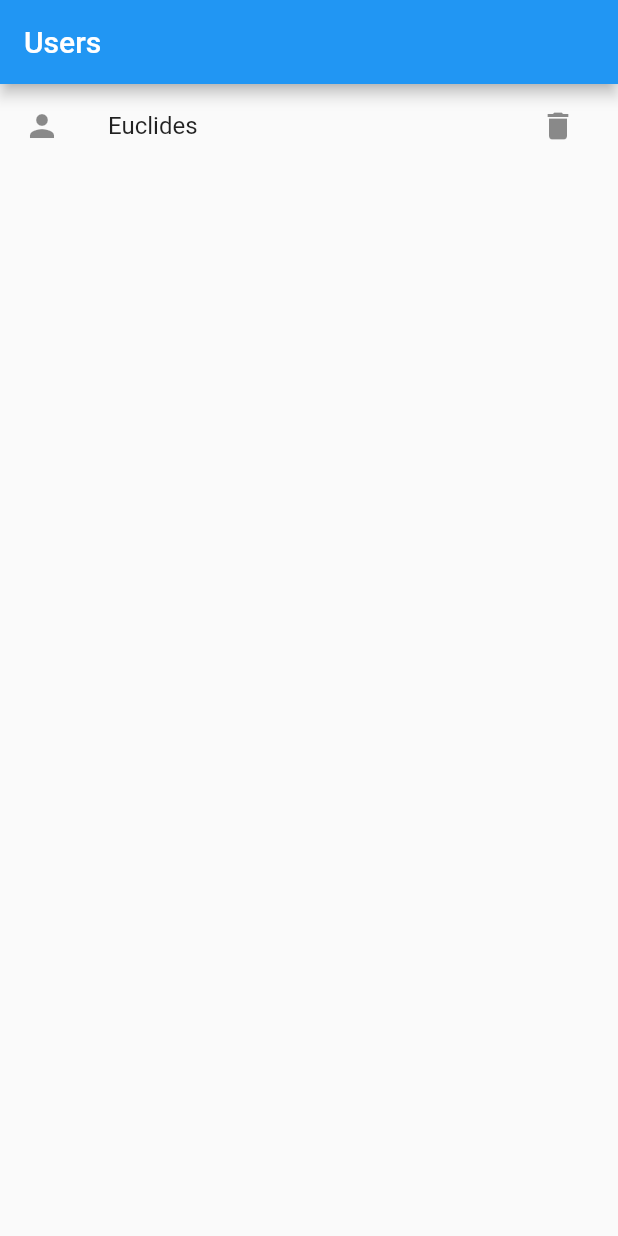
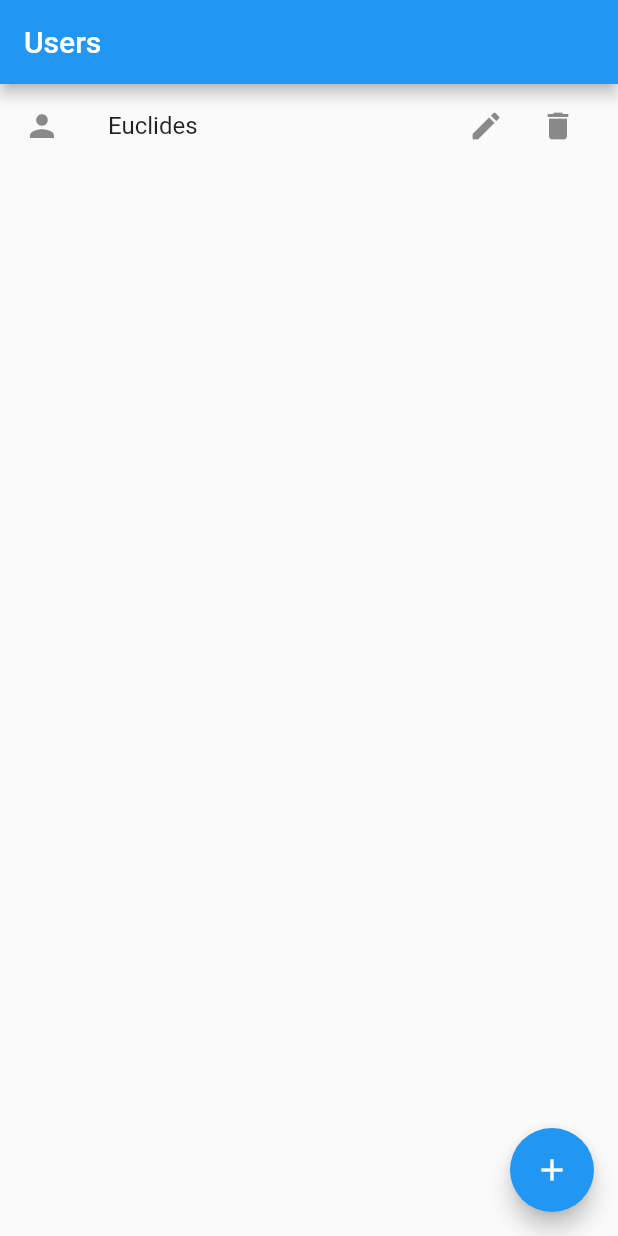
Before and after one commit to euclidesgc/ralf_class, a Flutter app: the screen it shows after launch, after a tap on the "delete" icon, on a phone screen of 412 x 824 dp. Run offline on Flutter 3.47's test engine with Material 2 defaults, Android fonts, the phone set to English and light mode, and no system bars; our stand-ins replace get.

Commit message:
projeto pronto

```diff
--- a/lib/home/home_page.dart
+++ b/lib/home/home_page.dart
@@ -1,4 +1,5 @@
 import 'package:flutter/material.dart';
+import 'package:get/get.dart';
 import 'package:ralf_class/home/home_controller.dart';
 
 class HomePage extends StatefulWidget {
@@ -9,7 +10,7 @@ class HomePage extends StatefulWidget {
 }
 
 class _HomePageState extends State<HomePage> {
-  final controller = HomeController();
+  final controller = Get.put(HomeController());
 
   @override
   Widget build(BuildContext context) {
@@ -17,19 +18,35 @@ class _HomePageState extends State<HomePage> {
       appBar: AppBar(
         title: const Text('Users'),
       ),
-      body: ListView.builder(
+      body: Obx(
+        () => ListView.builder(
             itemCount: controller.listUsers.length,
             itemBuilder: (BuildContext context, int index) {
+              final user = controller.listUsers[index];
               return ListTile(
                 leading: const Icon(Icons.person),
-              title: Text(controller.listUsers[index].name),
-              trailing: IconButton(
+                title: Text(user.name),
+                trailing: Row(
+                  mainAxisSize: MainAxisSize.min,
+                  children: [
+                    IconButton(
+                      icon: const Icon(Icons.edit),
+                      onPressed: () =>
+                          Get.toNamed('form_page', arguments: user),
+                    ),
+                    IconButton(
                       icon: const Icon(Icons.delete),
-                  onPressed: () => setState(() {
-                        controller.deleteUser(controller.listUsers[index].id);
-                      })),
+                      onPressed: () => controller.delete(user.id),
+                    ),
+                  ],
+                ),
               );
             }),
+      ),
+      floatingActionButton: FloatingActionButton(
+        child: const Icon(Icons.add),
+        onPressed: () => Get.toNamed('/form_page'),
+      ),
     );
   }
 }
--- a/lib/home/models/auth_model.dart
+++ /dev/null
@@ -1,6 +0,0 @@
-class AuthModel {
-  final String email;
-  final String senha;
-
-  AuthModel(this.email, this.senha);
-}
--- a/lib/main.dart
+++ b/lib/main.dart
@@ -1,9 +1,20 @@
 import 'package:flutter/material.dart';
+import 'package:get/get.dart';
+import 'package:ralf_class/home/form_page.dart';
 
 import 'home/home_page.dart';
 
 void main() {
-  runApp(const MyApp());
+  runApp(
+    GetMaterialApp(
+      home: const MyApp(),
+      initialRoute: '/',
+      getPages: [
+        GetPage(name: '/', page: () => const HomePage()),
+        GetPage(name: '/form_page', page: () => const FormPage()),
+      ],
+    ),
+  );
 }
 
 class MyApp extends StatelessWidget {
@@ -16,7 +27,7 @@ class MyApp extends StatelessWidget {
       theme: ThemeData(
         primarySwatch: Colors.blue,
       ),
-      home: HomePage(),
+      home: const HomePage(),
     );
   }
 }
--- a/pubspec.yaml
+++ b/pubspec.yaml
@@ -31,6 +31,7 @@ environment:
 dependencies:
   flutter:
     sdk: flutter
+  get:
 
 
   # The following adds the Cupertino Icons font to your application.
```
Also changed, not shown: lib/home/form_page.dart (added, +121 -0 lines), lib/home/home_controller.dart (+34 -8 lines), lib/login/login_controller.dart (deleted), lib/login/login_page.dart (deleted), pubspec.lock, 1 other file. Lines whose indentation alone changed are shown as unchanged.
